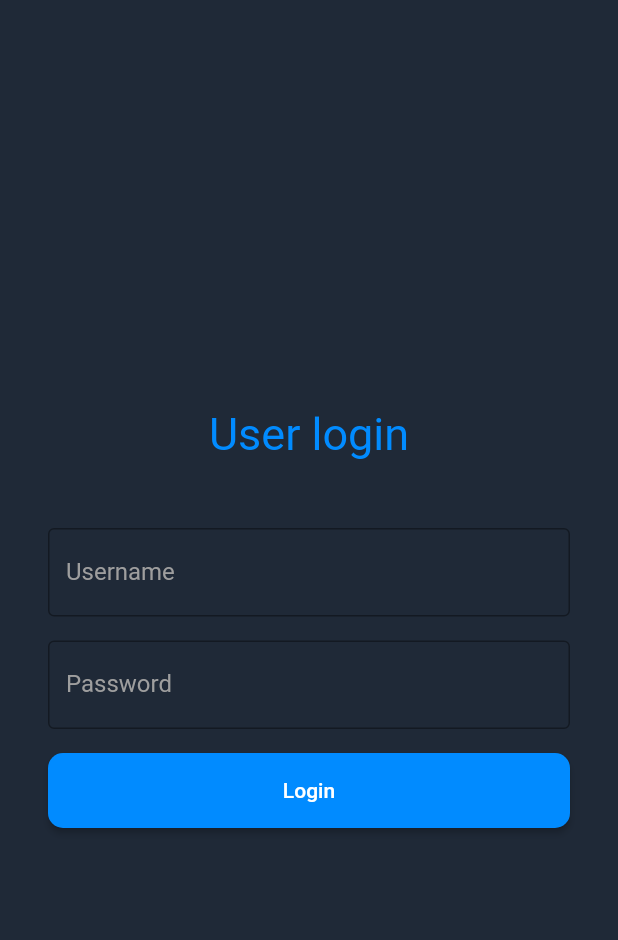
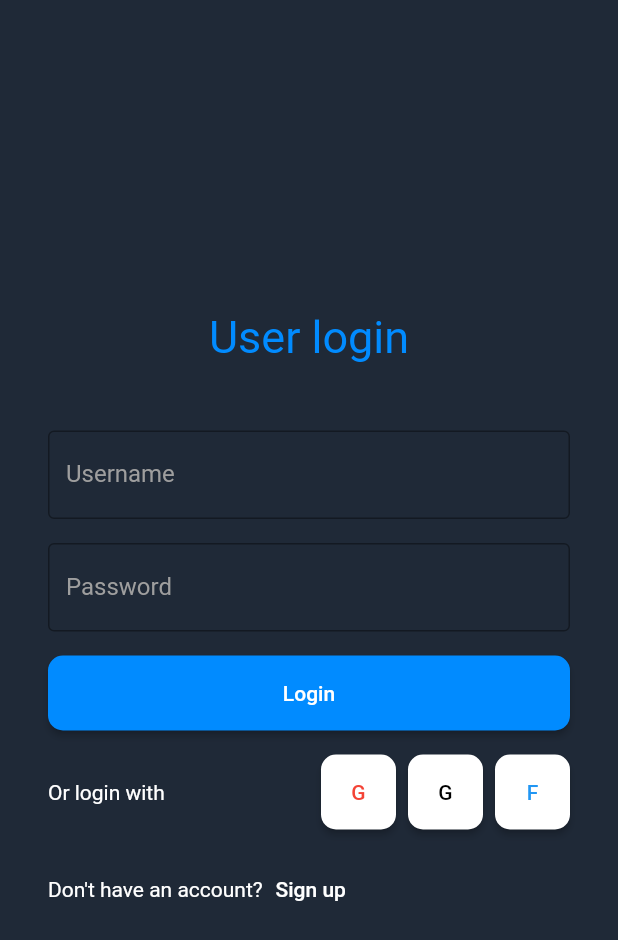
Before and after one commit to michaelsd28/ChatApp, a Flutter app: the screen it shows after launch, on a phone screen of 412 x 824 dp. Shown: the top 940 px of the screen. Run offline on Flutter 3.47's test engine with Material 2 defaults, Android fonts, the light colour scheme and no system bars.

Commit message:
added sign up

```diff
--- a/lib/components/views/authentication/Login_widget.dart
+++ b/lib/components/views/authentication/Login_widget.dart
@@ -95,6 +95,116 @@ class Login_widget extends StatelessWidget {
                         child: const Text('Login'),
                       ),
                     ),
+                    // or login with google button or github button or facebook button or sign up button
+                    Padding(
+                      padding: const EdgeInsets.only(top: 16.0),
+                      child: Row(
+                        mainAxisAlignment: MainAxisAlignment.spaceBetween,
+                        children: [
+                          const Text(
+                            'Or login with',
+                            style: TextStyle(
+                              color: Colors.white,
+                            ),
+                          ),
+                          Row(
+                            children: [
+                              // google button
+                              Padding(
+                                padding: const EdgeInsets.only(right: 8.0),
+                                child: ElevatedButton(
+                                  style: ElevatedButton.styleFrom(
+                                    primary: Colors.white,
+                                    minimumSize: Size(50, 50),
+                                    shape: RoundedRectangleBorder(
+                                      borderRadius: BorderRadius.circular(10),
+                                    ),
+                                  ),
+                                  onPressed: () {},
+                                  child: const Text(
+                                    'G',
+                                    style: TextStyle(
+                                      color: Colors.red,
+                                    ),
+                                  ),
+                                ),
+                              ),
+                              // github button
+                              Padding(
+                                padding: const EdgeInsets.only(right: 8.0),
+                                child: ElevatedButton(
+                                  style: ElevatedButton.styleFrom(
+                                    primary: Colors.white,
+                                    minimumSize: Size(50, 50),
+                                    shape: RoundedRectangleBorder(
+                                      borderRadius: BorderRadius.circular(10),
+                                    ),
+                                  ),
+                                  onPressed: () {},
+                                  child: const Text(
+                                    'G',
+                                    style: TextStyle(
+                                      color: Colors.black,
+                                    ),
+                                  ),
+                                ),
+                              ),
+                              // facebook button
+                              ElevatedButton(
+                                style: ElevatedButton.styleFrom(
+                                  primary: Colors.white,
+                                  minimumSize: Size(50, 50),
+                                  shape: RoundedRectangleBorder(
+                                    borderRadius: BorderRadius.circular(10),
+                                  ),
+                                ),
+                                onPressed: () {},
+                                child: const Text(
+                                  'F',
+                                  style: TextStyle(
+                                    color: Colors.blue,
+                                  ),
+                                ),
+                              ),
+                            ],
+                          ),
+                        ],
+                      ),
+                    ),
+                    // sign up button
+                    Padding(
+                      padding: const EdgeInsets.only(top: 16.0),
+                      child: Row(
+                        mainAxisAlignment: MainAxisAlignment.start,
+                        children: [
+                          const Text(
+                            'Don\'t have an account?',
+                            style: TextStyle(
+                              color: Colors.white,
+                            ),
+                          ),
+                          TextButton(
+                            onPressed: () {
+                              // add code to navigate to the next screen (sign up)
+                              var route = MaterialPageRoute(
+                                builder: (BuildContext context) =>
+                                    const Sign_up(),
+                              );
+                              Navigator.of(context).push(route);
+                            },
+                            child: const Text(
+                              'Sign up',
+                              style: TextStyle(
+                                color: Colors.white,
+                              ),
+                            ),
+                          ),
+                        ],
+                      ),
+                    ),
+
+                    // i love github copilot - thank you microsoft for this amazing tool
+
                   ],
                 ),
               ),
```
